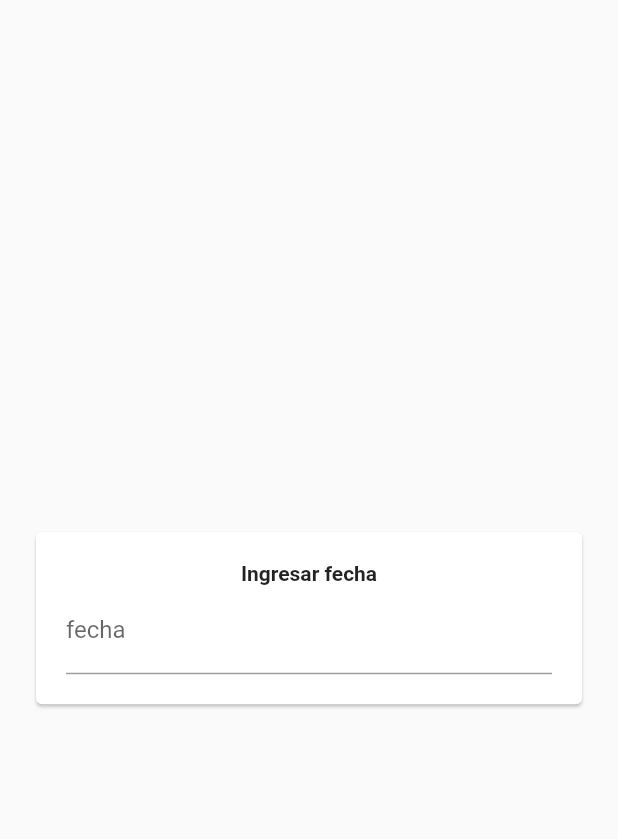
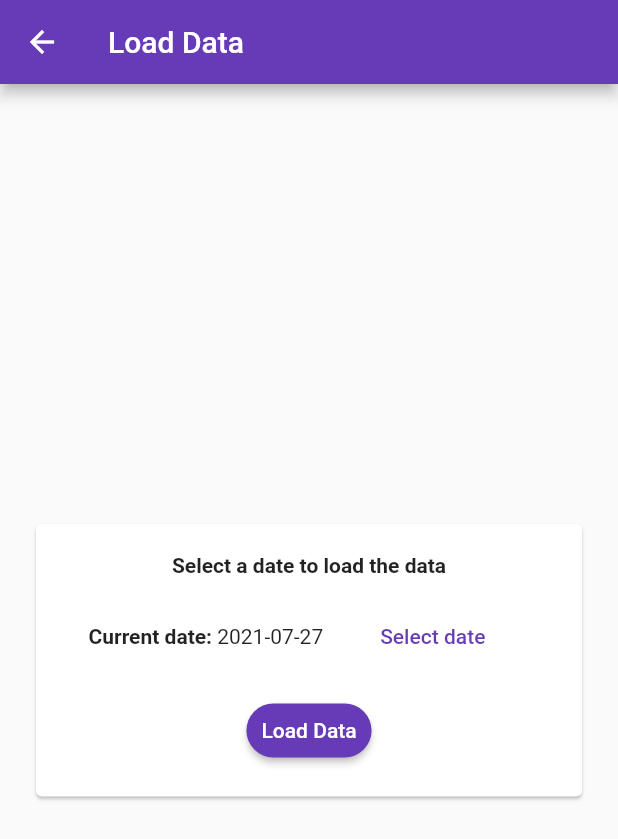
Before and after one commit to JuanJTorres11/restaurant-mobile, a Flutter app: the LoadData screen opened directly, on a phone screen of 412 x 824 dp. Shown: the top 839 px of the screen. Run offline on Flutter 3.47's test engine with Material 2 defaults, Android fonts, the phone set to English and light mode, and no system bars; our stand-ins replace shared_preferences; accounts and stored records are empty.

Commit message:
load data finished

```diff
--- a/lib/screens/LoadData.dart
+++ b/lib/screens/LoadData.dart
@@ -1,4 +1,6 @@
+import 'package:flutter/cupertino.dart';
 import 'package:flutter/material.dart';
+import 'package:restaurant_mobile/utils/network.dart';
 
 class LoadData extends StatefulWidget {
   @override
@@ -6,55 +8,104 @@ class LoadData extends StatefulWidget {
 }
 
 class _LoadDataState extends State<LoadData> {
-  final GlobalKey<FormState> _formKey = GlobalKey<FormState>();
-  final TextEditingController _dateController = TextEditingController();
+  var _selectedDate = DateTime.now();
+  var _result;
+  var _sended = false;
 
   @override
   Widget build(BuildContext context) {
     return Scaffold(
+      appBar: AppBar(
+        title: Text("Load Data"),
+      ),
       body: Center(
         child: Padding(
           padding: const EdgeInsets.all(20.0),
           child: Card(
-                child: Form(
-                  key: _formKey,
             child: Padding(
               padding: const EdgeInsets.all(20.0),
               child: Column(
-                      crossAxisAlignment: CrossAxisAlignment.start,
+                crossAxisAlignment: CrossAxisAlignment.center,
                 mainAxisSize: MainAxisSize.min,
+                mainAxisAlignment: MainAxisAlignment.spaceEvenly,
                 children: <Widget>[
                   Container(
                     child: const Text(
-                            'Ingresar fecha',
+                      'Select a date to load the data',
                       style: TextStyle(fontWeight: FontWeight.bold),
                     ),
                     alignment: Alignment.center,
                   ),
-                        TextFormField(
-                          controller: _dateController,
-                          decoration: const InputDecoration(labelText: 'fecha'),
-                          validator: (String? value) {
-                            if (value!.isEmpty) {
-                              return 'Ingresa la fecha';
-                            }
-                            return null;
-                          },
-                          keyboardType: TextInputType.datetime,
+                  Padding(
+                    padding: const EdgeInsets.all(15.0),
+                    child: Row(
+                      children: [
+                        Text(
+                          "Current date: ",
+                          style: TextStyle(fontWeight: FontWeight.bold),
+                        ),
+                        Text("${_selectedDate.toLocal()}".split(' ')[0]),
+                        Padding(
+                          padding: const EdgeInsets.only(left: 30),
+                          child: TextButton(
+                            onPressed: () => _selectDate(context),
+                            child: Text('Select date'),
+                          ),
                         ),
                       ],
                     ),
                   ),
-                )),
+                  Row(
+                    mainAxisAlignment: MainAxisAlignment.center,
+                    children: [
+                      ElevatedButton(
+                          style: ElevatedButton.styleFrom(
+                              shape: new RoundedRectangleBorder(
+                                borderRadius: new BorderRadius.circular(30.0),
+                              ),
+                              padding: EdgeInsets.all(10)),
+                          onPressed: () {
+                            loadData(_selectedDate).then((value) {
+                              setState(() {
+                                _result = value;
+                                _sended = false;
+                              });
+                            });
+                            setState(() {
+                              _sended = true;
+                            });
+                          },
+                          child: Text("Load Data")),
+                      _sended == true
+                          ? CircularProgressIndicator()
+                          : _result == null
+                              ? Container()
+                              : _result
+                                  ? Icon(Icons.check_circle_outline,
+                                      size: 50, color: Colors.green)
+                                  : Icon(Icons.error_outline,
+                                      size: 50, color: Colors.red)
+                    ],
+                  ),
+                ],
+              ),
+            ),
+          ),
         ),
       ),
     );
   }
 
-  /// Clean up the controller when the Widget is disposed
-  @override
-  void dispose() {
-    _dateController.dispose();
-    super.dispose();
+  Future<void> _selectDate(BuildContext context) async {
+    final DateTime? picked = await showDatePicker(
+        context: context,
+        initialEntryMode: DatePickerEntryMode.input,
+        initialDate: DateTime.now(),
+        firstDate: DateTime(2021, 1, 1),
+        lastDate: DateTime.now());
+    if (picked != null)
+      setState(() {
+        _selectedDate = picked;
+      });
   }
 }
--- a/lib/utils/network.dart
+++ b/lib/utils/network.dart
@@ -1,4 +1,5 @@
 import 'package:http/http.dart' as http;
+import 'package:shared_preferences/shared_preferences.dart';
 
 Future<bool> verifyHost(String url) async {
   String? res;
@@ -10,3 +11,18 @@ Future<bool> verifyHost(String url) async {
   }
   return res == "hello world";
 }
+
+Future<bool> loadData(DateTime date) async {
+  String? res;
+  SharedPreferences prefs = await SharedPreferences.getInstance();
+  var host = prefs.getString("host");
+  try {
+    var r = await http.get(Uri.parse("http://$host/load/${date.millisecondsSinceEpoch~/1000}"));
+    print("http://$host/${date.millisecondsSinceEpoch~/1000}");
+    res = r.body;
+    print(res);
+  } on Exception catch (e) {
+    print(e);
+  }
+  return res!.contains("Success");
+}
```
Lines whose indentation alone changed are shown as unchanged.
